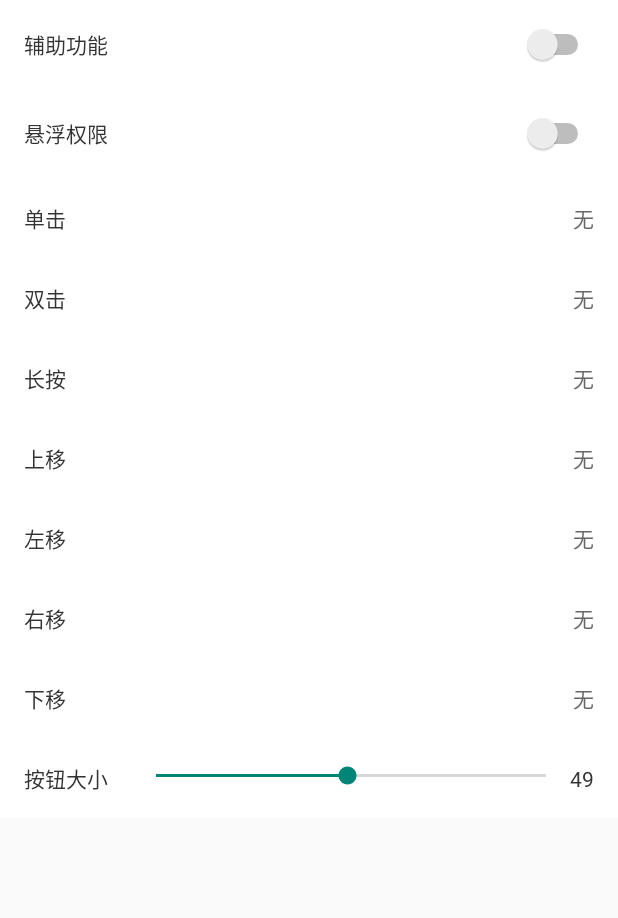
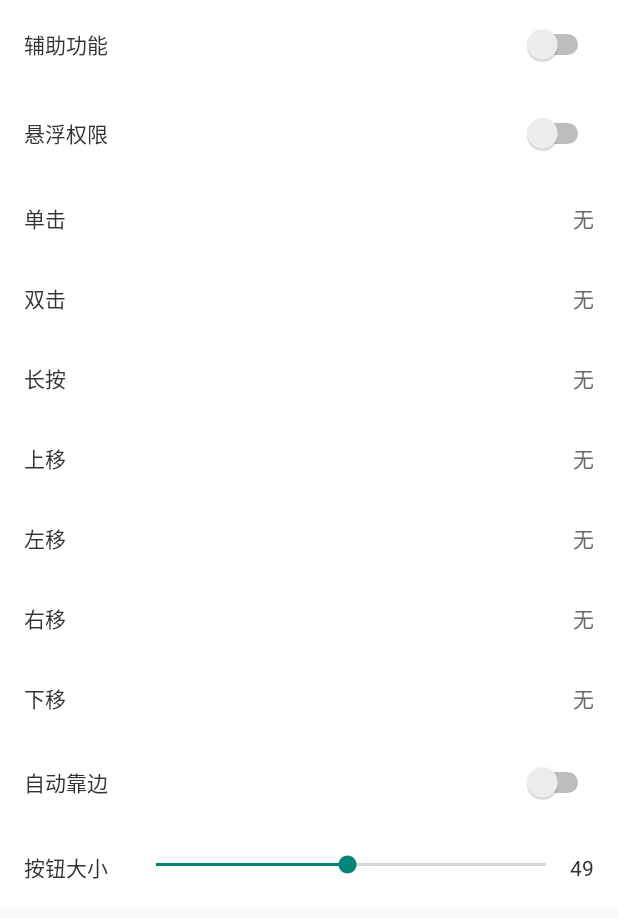
Before and after one commit to m15089256281/YaoTouch, an Android app: the screen it shows after launch (MainActivity), on a phone screen of 412 x 824 dp. Shown: the top 918 px of the screen. Run offline under Robolectric (Android 15) with nearby library versions, the phone set to English and light mode, and no system bars.

Commit message:
增加自动靠边

```diff
--- a/app/src/main/java/com/yao/yaotouch/TouchService.java
+++ b/app/src/main/java/com/yao/yaotouch/TouchService.java
@@ -22,8 +22,10 @@ public class TouchService extends AccessibilityService {
     public static int onTouchBottom = -1;
     public static int onTouchClick = 0;
     public static int size = 49;
+    public static boolean isMargin = false;
 
     private static final String TAG = "TouchService";
+
 
     private static TouchService mTouchService;
 
--- a/app/src/main/java/com/yao/yaotouch/ui/MainActivity.java
+++ b/app/src/main/java/com/yao/yaotouch/ui/MainActivity.java
@@ -9,6 +9,7 @@ import android.provider.Settings;
 import android.support.v7.app.AppCompatActivity;
 import android.support.v7.widget.LinearLayoutManager;
 import android.support.v7.widget.RecyclerView;
+import android.util.Log;
 import android.view.View;
 import android.widget.SeekBar;
 import android.widget.Switch;
@@ -37,7 +38,7 @@ public class MainActivity extends AppCompatActivity implements SeekBar.OnSeekBar
     SettingAdapter adapter;
     SeekBar seekBar;
     TextView sizeTv;
-    Switch isAccessibility, isFloat;
+    Switch isAccessibility, isFloat, isMargin;
 
     @Override
     protected void onCreate(Bundle savedInstanceState) {
@@ -67,11 +68,14 @@ public class MainActivity extends AppCompatActivity implements SeekBar.OnSeekBar
 
         isAccessibility = (Switch) findViewById(R.id.is_accessibility);
         isFloat = (Switch) findViewById(R.id.is_float);
+        isMargin = (Switch) findViewById(R.id.is_margin);
         isAccessibility.setOnClickListener(this);
         isFloat.setOnClickListener(this);
+        isMargin.setOnClickListener(this);
 
         isAccessibility.setChecked(TouchService.isAccessibilitySettingsOn(this));
         isFloat.setChecked(Build.VERSION.SDK_INT >= 23 && Settings.canDrawOverlays(this) || Build.VERSION.SDK_INT < 23);
+        isMargin.setChecked(TouchService.isMargin);
         if (settingList.size() == 0) {
             for (Action action : responseActions) {
                 SettingBean bean = new SettingBean();
@@ -143,6 +147,11 @@ public class MainActivity extends AppCompatActivity implements SeekBar.OnSeekBar
                 intent.addFlags(Intent.FLAG_ACTIVITY_NEW_TASK);
                 startActivityForResult(intent, 1);
                 break;
+            case R.id.is_margin:
+//                isMargin.setChecked(!isMargin.isChecked());
+                TouchService.isMargin = isMargin.isChecked();
+                Log.i("Yao", "------- " + TouchService.isMargin);
+                break;
         }
     }
 }
--- a/app/src/main/res/layout/activity_main.xml
+++ b/app/src/main/res/layout/activity_main.xml
@@ -65,6 +65,32 @@
         android:layout_height="wrap_content"
         android:scrollbars="none"/>
 
+    <LinearLayout
+        android:layout_width="match_parent"
+        android:layout_height="wrap_content"
+        android:background="@drawable/bg_white_press"
+        android:orientation="horizontal"
+        android:padding="16dp">
+
+
+        <TextView
+            android:layout_width="wrap_content"
+            android:layout_height="wrap_content"
+            android:text="自动靠边"
+            android:textColor="@color/font_black"
+            android:textSize="14sp"/>
+
+        <View
+            android:layout_width="0dp"
+            android:layout_height="0dp"
+            android:layout_weight="1"/>
+
+        <Switch
+            android:id="@+id/is_margin"
+            android:layout_width="wrap_content"
+            android:layout_height="wrap_content"/>
+
+    </LinearLayout>
 
     <LinearLayout
         android:layout_width="match_parent"
```
Also changed, not shown: app/src/main/java/com/yao/yaotouch/ui/FloatView.java (+40 -5 lines).
